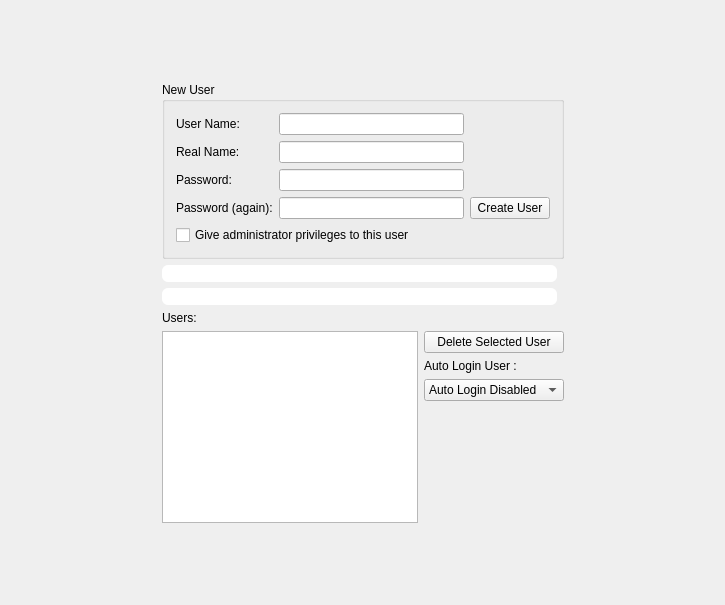
Above: yali4/gui/Ui/setupuserswidget.ui from dadas45li/yali before the change. Below: the same form after it.
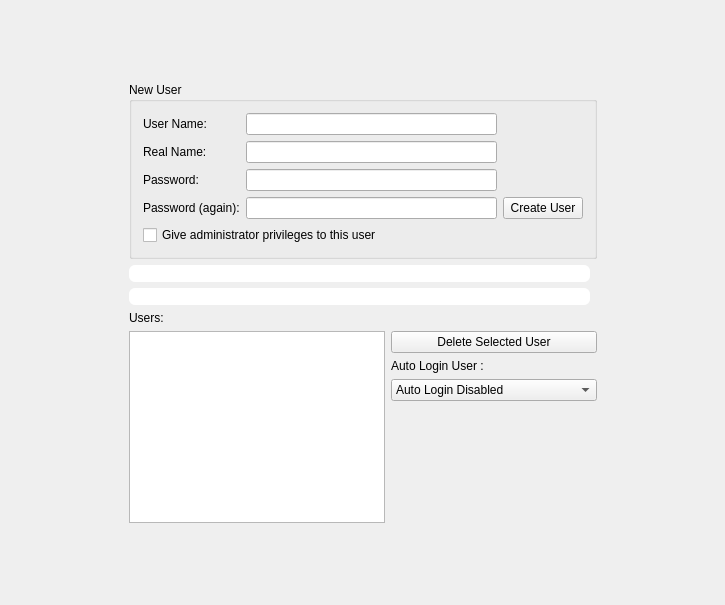
That is the form after the change. Icons and pictures are not drawn.

Commit message: * dont add free spaces to the guess list  * new colors  * gui issues fixed

Patch:
```diff
--- a/yali4/gui/Ui/setupuserswidget.ui
+++ b/yali4/gui/Ui/setupuserswidget.ui
@@ -299,6 +299,9 @@
        </item>
        <item>
         <widget class="QComboBox" name="autoLogin" >
+         <property name="minimumContentsLength" >
+          <number>22</number>
+         </property>
          <item>
           <property name="text" >
            <string>Auto Login Disabled</string>
```
The commit also changes 6 other files.
